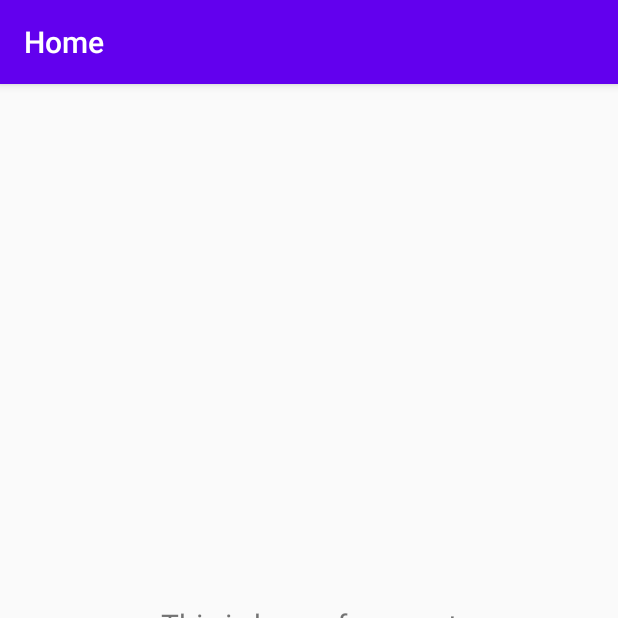
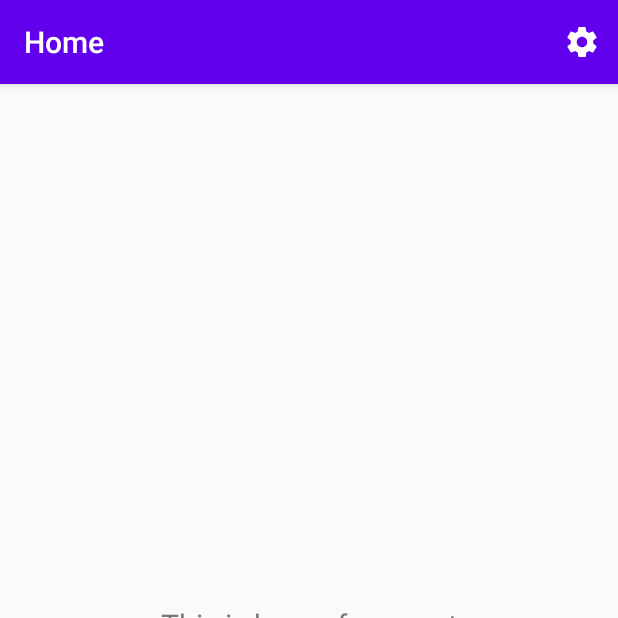
Before and after one commit to Mrhube/TransactionApp, an Android app: the screen it shows after launch (MainActivity), on a phone screen of 412 x 824 dp, the top half of it. Run offline under Robolectric (Android 15) with nearby library versions, the phone set to English and light mode, and no system bars; our stand-ins replace navigation-ui.

Commit message:
Added settings activity
Added new activity for settings accessed through action bar button

```diff
--- a/app/src/main/AndroidManifest.xml
+++ b/app/src/main/AndroidManifest.xml
@@ -16,9 +16,12 @@
             android:label="@string/app_name">
             <intent-filter>
                 <action android:name="android.intent.action.MAIN" />
-
                 <category android:name="android.intent.category.LAUNCHER" />
             </intent-filter>
+        </activity>
+        <activity
+            android:name=".SettingsActivity"
+            android:label="Settings" >
         </activity>
     </application>
 
--- a/app/src/main/java/com/example/transactionapp/MainActivity.java
+++ b/app/src/main/java/com/example/transactionapp/MainActivity.java
@@ -1,6 +1,10 @@
 package com.example.transactionapp;
 
+import android.content.Intent;
 import android.os.Bundle;
+import android.view.Menu;
+import android.view.MenuInflater;
+import android.view.MenuItem;
 
 import com.google.android.material.bottomnavigation.BottomNavigationView;
 
@@ -28,16 +32,20 @@ public class MainActivity extends AppCompatActivity {
         NavigationUI.setupActionBarWithNavController(this, navController, appBarConfiguration);
         NavigationUI.setupWithNavController(navView, navController);
 
-/*
-        Retrofit retrofit = new Retrofit.Builder()
-                .baseUrl("https://api.themoviedb.org/3/")
-                .addConverterFactory(GsonConverterFactory.create())
-                //.addCallAdapterFactory(RxJava2CallAdapterFactory.create())
-                .build();
-/*
-        HttpClient client = new DefaultHttpClient();
-        client.get("http://192.168.1.68:8080/go", new TextHttpResponseHandler() );
-*/
+    }
+
+    @Override
+    public boolean onCreateOptionsMenu(Menu menu) {
+        MenuInflater inflater = getMenuInflater();
+        inflater.inflate(R.menu.action_bar_menu, menu);
+        return true;
+    }
+
+    @Override
+    public boolean onOptionsItemSelected(MenuItem item) {
+        Intent myIntent = new Intent(this, SettingsActivity.class);
+        startActivity(myIntent);
+        return super.onOptionsItemSelected(item);
     }
 
 }
--- /dev/null
+++ b/app/src/main/res/drawable/ic_settings_24dp.xml
@@ -0,0 +1,24 @@
+<!--
+Copyright (C) 2015 The Android Open Source Project
+
+   Licensed under the Apache License, Version 2.0 (the "License");
+    you may not use this file except in compliance with the License.
+    You may obtain a copy of the License at
+
+         http://www.apache.org/licenses/LICENSE-2.0
+
+    Unless required by applicable law or agreed to in writing, software
+    distributed under the License is distributed on an "AS IS" BASIS,
+    WITHOUT WARRANTIES OR CONDITIONS OF ANY KIND, either express or implied.
+    See the License for the specific language governing permissions and
+    limitations under the License.
+-->
+<vector xmlns:android="http://schemas.android.com/apk/res/android"
+        android:width="24dp"
+        android:height="24dp"
+        android:viewportWidth="48.0"
+        android:viewportHeight="48.0">
+    <path
+        android:fillColor="#FFFFFFFF"
+        android:pathData="M38.86 25.95c.08,-.64.14,-1.29.14,-1.95s-.06,-1.31,-.14,-1.95l4.23,-3.31c.38,-.3.49,-.84.24,-1.28l-4,-6.93c-.25,-.43,-.77,-.61,-1.22,-.43l-4.98 2.01c-1.03,-.79,-2.16,-1.46,-3.38,-1.97L29 4.84c-.09,-.47,-.5,-.84,-1,-.84h-8c-.5 0,-.91.37,-.99.84l-.75 5.3c-1.22.51,-2.35 1.17,-3.38 1.97L9.9 10.1c-.45,-.17,-.97 0,-1.22.43l-4 6.93c-.25.43,-.14.97.24 1.28l4.22 3.31C9.06 22.69 9 23.34 9 24s.06 1.31.14 1.95l-4.22 3.31c-.38.3,-.49.84,-.24 1.28l4 6.93c.25.43.77.61 1.22.43l4.98,-2.01c1.03.79 2.16 1.46 3.38 1.97l.75 5.3c.08.47.49.84.99.84h8c.5 0 .91,-.37.99,-.84l.75,-5.3c1.22,-.51 2.35,-1.17 3.38,-1.97l4.98 2.01c.45.17.97 0 1.22,-.43l4,-6.93c.25,-.43.14,-.97,-.24,-1.28l-4.22,-3.31zM24 31c-3.87 0,-7,-3.13,-7,-7s3.13,-7 7,-7 7 3.13 7 7,-3.13 7,-7 7z"/>
+</vector>
--- /dev/null
+++ b/app/src/main/res/menu/action_bar_menu.xml
@@ -0,0 +1,10 @@
+<?xml version="1.0" encoding="utf-8"?>
+<menu xmlns:app="http://schemas.android.com/apk/res-auto"
+    xmlns:android="http://schemas.android.com/apk/res/android" >
+    <item
+        android:id="@+id/action_cart"
+        android:icon="@drawable/ic_settings_24dp"
+        android:orderInCategory="100"
+        app:showAsAction="always"
+        android:title="Settings" />
+</menu>
```
Also changed, not shown: app/src/main/java/com/example/transactionapp/SettingsActivity.java (added, +31 -0 lines), app/src/main/res/layout/activity_settings.xml (added, +24 -0 lines).
